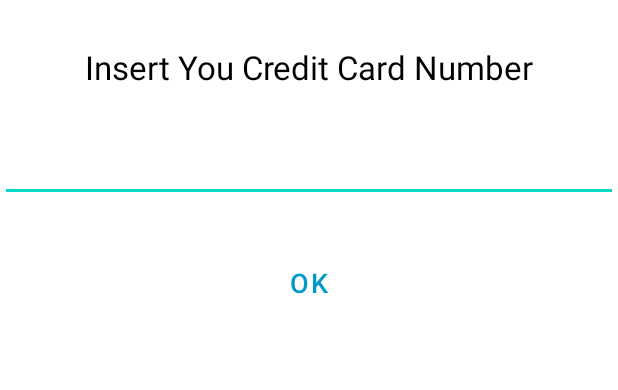
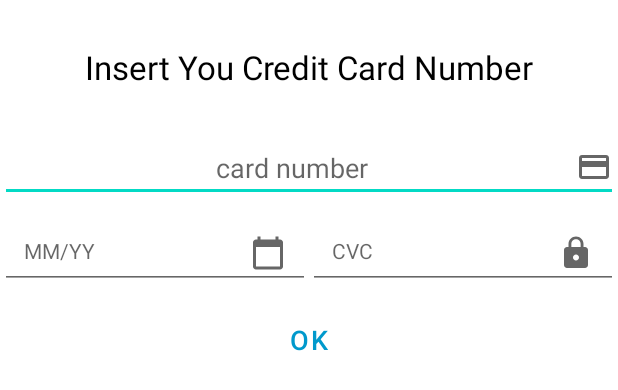
Before and after one commit to KhairulEidlan/NgopiCafe, an Android app: the layout dialog_app_payment.xml on its own in the app's theme, with its tools: preview values and no code run, on a phone screen of 412 x 824 dp. Shown: the top 390 px of the screen. Run offline under Robolectric (Android 15) with nearby library versions, the phone set to English and light mode, and no system bars.

Commit message:
payment credit card

```diff
--- a/app/src/main/java/com/example/ngopi/apps/AppPaymentActivity.java
+++ b/app/src/main/java/com/example/ngopi/apps/AppPaymentActivity.java
@@ -11,6 +11,8 @@ import android.content.SharedPreferences;
 import android.graphics.Color;
 import android.graphics.drawable.ColorDrawable;
 import android.os.Bundle;
+import android.text.Editable;
+import android.text.TextWatcher;
 import android.view.Gravity;
 import android.view.LayoutInflater;
 import android.view.View;
@@ -185,16 +187,39 @@ public class AppPaymentActivity extends AppCompatActivity {
                 paymentDialog.getWindow().getAttributes().windowAnimations = R.style.animation;
 
 
-                EditText creditCardNo;
+                EditText creditCardNo,cardDate,cardCVC;
                 Button btnOk;
 
                 creditCardNo = view.findViewById(R.id.creditCardNo);
+                cardDate = view.findViewById(R.id.cardDate);
+                cardCVC = view.findViewById(R.id.cardCVC);
                 btnOk = view.findViewById(R.id.btnOk);
 
                 btnOk.setOnClickListener(v -> {
-                    if(!creditCardNo.getText().toString().isEmpty()){
-                        toDatabase();
-                    } else {
+                    if(!creditCardNo.getText().toString().isEmpty() && !cardDate.getText().toString().isEmpty() && !cardCVC.getText().toString().isEmpty()){
+                        if (creditCardNo.length() == 16 && cardDate.length() == 5 && cardCVC.length() == 3){
+                            if(creditCardNo.getText().toString().matches("4[0-9]+") || creditCardNo.getText().toString().matches("5[1-4]+[0-9]+")){
+                                //visa start with 4
+                                //mastercard start with 51,52,53,54
+                                if (cardDate.getText().toString().matches("0[1-9]+/[2-9]+[2-9]")||cardDate.getText().toString().matches("1[0-2]+/[2-9]+[2-9]")){
+                                    toDatabase();
+                                }
+                                else{
+                                    Toast.makeText(v.getContext(), "Credit Card is Declined", Toast.LENGTH_SHORT).show();
+                                }
+
+                            }
+//                            4111111111111111
+                            else {
+                                Toast.makeText(v.getContext(), "Visa Or Mastercard is Declined", Toast.LENGTH_SHORT).show();
+                            }
+                        }
+                        else {
+                            Toast.makeText(v.getContext(), "Credit Card Sufficient Number!!!", Toast.LENGTH_SHORT).show();
+                        }
+
+                    }
+                    else{
                         Toast.makeText(v.getContext(), "Please insert your credit card number to proceed", Toast.LENGTH_SHORT).show();
                     }
                 });
--- a/app/src/main/java/com/example/ngopi/apps/fragment/Profile.java
+++ b/app/src/main/java/com/example/ngopi/apps/fragment/Profile.java
@@ -300,7 +300,7 @@ public class Profile extends Fragment {
                     });
 
         } else {
-            Toast.makeText(getActivity(),"Update UNSuccessful!",Toast.LENGTH_SHORT).show();
+            Toast.makeText(getActivity(),"Update UnSuccessful!",Toast.LENGTH_SHORT).show();
         }
     }
 
--- /dev/null
+++ b/app/src/main/res/drawable/ic_card_cvc.xml
@@ -0,0 +1,10 @@
+<vector xmlns:android="http://schemas.android.com/apk/res/android"
+    android:width="24dp"
+    android:height="24dp"
+    android:viewportWidth="24"
+    android:viewportHeight="24"
+    android:tint="?attr/colorControlNormal">
+  <path
+      android:fillColor="@android:color/white"
+      android:pathData="M18,8h-1L17,6c0,-2.76 -2.24,-5 -5,-5S7,3.24 7,6v2L6,8c-1.1,0 -2,0.9 -2,2v10c0,1.1 0.9,2 2,2h12c1.1,0 2,-0.9 2,-2L20,10c0,-1.1 -0.9,-2 -2,-2zM12,17c-1.1,0 -2,-0.9 -2,-2s0.9,-2 2,-2 2,0.9 2,2 -0.9,2 -2,2zM15.1,8L8.9,8L8.9,6c0,-1.71 1.39,-3.1 3.1,-3.1 1.71,0 3.1,1.39 3.1,3.1v2z"/>
+</vector>
--- /dev/null
+++ b/app/src/main/res/drawable/ic_card_date.xml
@@ -0,0 +1,10 @@
+<vector xmlns:android="http://schemas.android.com/apk/res/android"
+    android:width="24dp"
+    android:height="24dp"
+    android:viewportWidth="24"
+    android:viewportHeight="24"
+    android:tint="?attr/colorControlNormal">
+  <path
+      android:fillColor="@android:color/white"
+      android:pathData="M20,3h-1L19,1h-2v2L7,3L7,1L5,1v2L4,3c-1.1,0 -2,0.9 -2,2v16c0,1.1 0.9,2 2,2h16c1.1,0 2,-0.9 2,-2L22,5c0,-1.1 -0.9,-2 -2,-2zM20,21L4,21L4,8h16v13z"/>
+</vector>
--- /dev/null
+++ b/app/src/main/res/drawable/ic_credit_card.xml
@@ -0,0 +1,10 @@
+<vector xmlns:android="http://schemas.android.com/apk/res/android"
+    android:width="24dp"
+    android:height="24dp"
+    android:viewportWidth="24"
+    android:viewportHeight="24"
+    android:tint="?attr/colorControlNormal">
+  <path
+      android:fillColor="@android:color/white"
+      android:pathData="M20,4L4,4c-1.11,0 -1.99,0.89 -1.99,2L2,18c0,1.11 0.89,2 2,2h16c1.11,0 2,-0.89 2,-2L22,6c0,-1.11 -0.89,-2 -2,-2zM20,18L4,18v-6h16v6zM20,8L4,8L4,6h16v2z"/>
+</vector>
--- a/app/src/main/res/layout/dialog_app_payment.xml
+++ b/app/src/main/res/layout/dialog_app_payment.xml
@@ -1,5 +1,6 @@
 <?xml version="1.0" encoding="utf-8"?>
 <RelativeLayout xmlns:android="http://schemas.android.com/apk/res/android"
+    xmlns:tools="http://schemas.android.com/tools"
     android:layout_width="match_parent"
     android:layout_height="match_parent">
 
@@ -18,26 +19,64 @@
         android:id="@+id/creditCardNo"
         android:layout_width="match_parent"
         android:layout_height="wrap_content"
+        android:layout_below="@+id/lblCreditTitle"
         android:layout_centerHorizontal="true"
-        android:layout_below="@+id/lblCreditTitle"
         android:layout_marginTop="30dp"
+        android:drawableEnd="@drawable/ic_credit_card"
+        android:hint="card number"
         android:inputType="number"
         android:textAlignment="center"
         android:textColor="@color/black"
         android:textSize="18sp" />
 
+
+    <LinearLayout
+        android:id="@+id/layoutcard"
+        android:layout_width="match_parent"
+        android:layout_height="wrap_content"
+        android:layout_below="@+id/creditCardNo"
+        android:layout_marginTop="10dp"
+        android:orientation="horizontal"
+        android:weightSum="2">
+        <EditText
+            android:id="@+id/cardDate"
+            android:layout_width="0dp"
+            android:layout_height="48dp"
+            android:layout_marginRight="-0.25dp"
+            android:layout_weight="1"
+            android:drawableRight="@drawable/ic_card_date"
+            android:hint="MM/YY"
+            android:inputType="date"
+            android:padding="16dp"
+            android:textColor="@android:color/black"
+            android:textSize="14sp"
+            />
+
+        <EditText
+            android:id="@+id/cardCVC"
+            android:layout_width="0dp"
+            android:layout_height="48dp"
+            android:layout_marginLeft="-0.25dp"
+            android:layout_weight="1"
+            android:drawableRight="@drawable/ic_card_cvc"
+            android:hint="CVC"
+            android:inputType="number"
+            android:padding="16dp"
+            android:textColor="@android:color/black"
+            android:textSize="14sp" />
+
+    </LinearLayout>
+
     <Button
         android:id="@+id/btnOk"
         android:layout_width="match_parent"
         android:layout_height="wrap_content"
-        android:layout_below="@+id/creditCardNo"
-        android:layout_centerHorizontal="true"
-        android:layout_marginTop="30dp"
-        android:layout_marginBottom="10dp"
+        android:layout_below="@+id/layoutcard"
+        android:layout_marginTop="10dp"
         android:background="@android:color/transparent"
         android:text="OK"
+        android:textAlignment="center"
         android:textAllCaps="false"
-        android:textSize="18sp"
         android:textColor="@android:color/holo_blue_dark"
-        android:textAlignment="center"/>
+        android:textSize="18sp" />
 </RelativeLayout>
```
